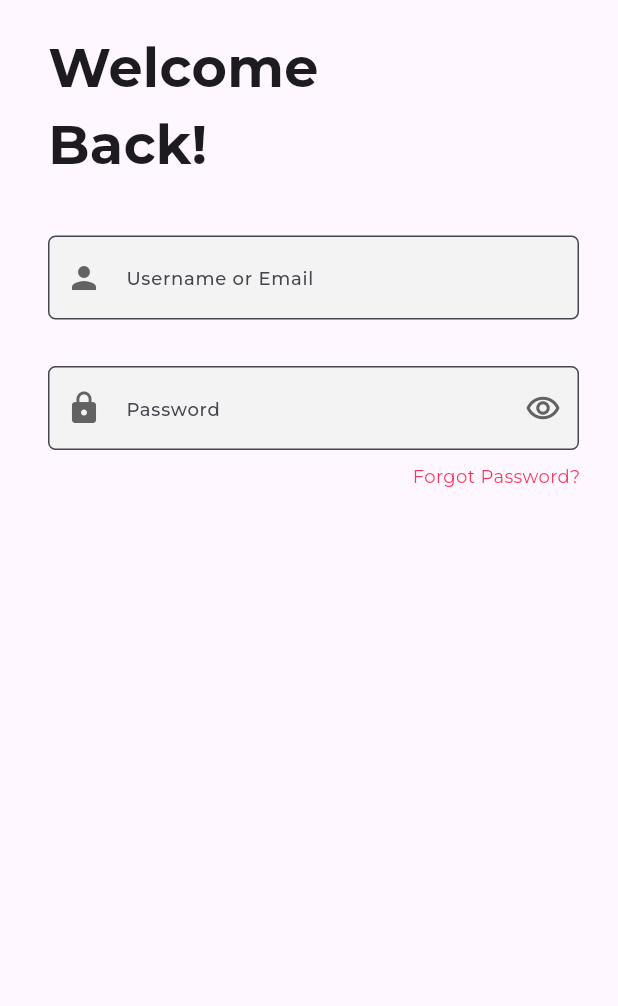
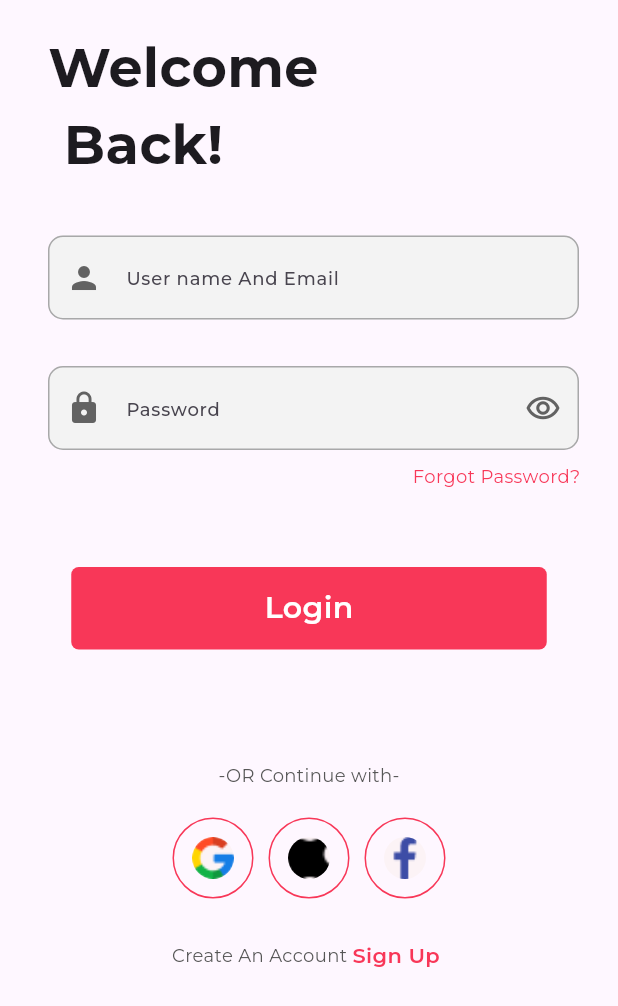
Before and after one commit to muhammedfaizal008/ecommerce_clone, a Flutter app: the LoginScreen screen opened directly, on a phone screen of 412 x 824 dp. Shown: the top 1006 px of the screen. Run offline on Flutter 3.47's test engine with Material 3 defaults, Android fonts, the phone set to English and light mode, and no system bars; our stand-ins replace google_fonts.

Commit message:
changed to widgets

```diff
--- a/lib/main.dart
+++ b/lib/main.dart
@@ -1,5 +1,6 @@
 // ignore_for_file: prefer_const_constructors
 
+import 'package:ecommerce_clone/view/login_screen/login_screen.dart';
 import 'package:ecommerce_clone/view/splash_screen/splash_screen.dart';
 import 'package:flutter/material.dart';
 
--- a/lib/utils/color_constants.dart
+++ b/lib/utils/color_constants.dart
@@ -4,4 +4,7 @@ class ColorConstants{
  static const Color PRIMARYCOLOR= Color(0xffF83758);
  static const Color GREYCOLOR= Color(0xffA8A8A9);
  static const Color GREYCOLORSHD2= Color(0xffC4C4C4);
+ static const Color GREYCOLORSHD3= Color(0xff575757);
+ static const Color CIRCLEFILL= Color(0xffFCF3F6);
+
 }
--- /dev/null
+++ b/lib/view/global_widgets/custom_button.dart
@@ -0,0 +1,27 @@
+import 'package:ecommerce_clone/utils/color_constants.dart';
+import 'package:flutter/material.dart';
+import 'package:google_fonts/google_fonts.dart';
+
+class Custombutton extends StatelessWidget {
+  const Custombutton({
+    super.key,
+  });
+
+  @override
+  Widget build(BuildContext context) {
+    return Center(
+      child: Container(
+        width: 317,
+        height: 55,
+        decoration: BoxDecoration(
+          color: ColorConstants.PRIMARYCOLOR,
+          borderRadius: BorderRadius.circular(5)
+        ),
+        child: Center(child: Text("Login",style: GoogleFonts.montserrat(
+          fontSize: 20,
+          fontWeight: FontWeight.w600,color: Colors.white
+        ),)),
+      ),
+    );
+  }
+}
--- /dev/null
+++ b/lib/view/global_widgets/custom_input_field.dart
@@ -0,0 +1,45 @@
+// ignore_for_file: prefer_const_constructors
+
+import 'package:ecommerce_clone/utils/color_constants.dart';
+import 'package:flutter/material.dart';
+import 'package:flutter/widgets.dart';
+import 'package:google_fonts/google_fonts.dart';
+
+class Custominputfield extends StatelessWidget {
+  String fieldname;
+  IconData? Iconname;
+  IconData? suffixIcon;
+   Custominputfield({required this.fieldname,this.Iconname,this.suffixIcon});
+
+  @override
+  Widget build(BuildContext context) {
+
+
+    return TextFormField(
+      decoration: InputDecoration(
+        filled: true,
+        fillColor: Color(0xffF3F3F3),
+        hintText: fieldname,
+        hintStyle: GoogleFonts.montserrat(
+          fontSize: 12,
+          fontWeight: FontWeight.w500
+        ),
+        enabled: true,
+        enabledBorder: OutlineInputBorder(
+          borderRadius: BorderRadius.circular(10),
+          borderSide: BorderSide(width: 1,
+          color: ColorConstants.GREYCOLOR
+          )
+        ),
+        prefixIcon: Icon(Iconname,color: Color(0xff626262),),
+        suffixIcon: Icon(suffixIcon,color: Color(0xff626262)),
+        border: OutlineInputBorder(
+          borderRadius: BorderRadius.circular(10),
+          borderSide: BorderSide(
+            color: ColorConstants.GREYCOLOR
+          )
+        )
+      ),
+    );
+  }
+}
--- /dev/null
+++ b/lib/view/global_widgets/social_media_logo.dart
@@ -0,0 +1,36 @@
+// ignore_for_file: prefer_const_constructors
+
+import 'package:ecommerce_clone/utils/color_constants.dart';
+import 'package:flutter/material.dart';
+
+class Socialmedialogo extends StatelessWidget {
+  String assets;
+   Socialmedialogo({
+    required this.assets
+
+  });
+
+  @override
+  Widget build(BuildContext context) {
+    return Container(
+      width: 54,
+      height: 54,
+      decoration: BoxDecoration(
+        shape: BoxShape.circle,
+        border: Border.all(
+          color: ColorConstants.PRIMARYCOLOR,
+          width: 1,
+        ),
+      ),
+      child: Padding(
+        padding: const EdgeInsets.all(12),
+        child: CircleAvatar(
+          backgroundColor: ColorConstants.CIRCLEFILL,
+          radius: 12,
+          backgroundImage:AssetImage(assets)
+
+        ),
+      ),
+    );
+  }
+}
--- a/lib/view/login_screen/login_screen.dart
+++ b/lib/view/login_screen/login_screen.dart
@@ -1,6 +1,9 @@
 // ignore_for_file: prefer_const_constructors, prefer_const_literals_to_create_immutables
 
 import 'package:ecommerce_clone/utils/color_constants.dart';
+import 'package:ecommerce_clone/view/global_widgets/custom_button.dart';
+import 'package:ecommerce_clone/view/global_widgets/custom_input_field.dart';
+import 'package:ecommerce_clone/view/global_widgets/social_media_logo.dart';
 import 'package:flutter/material.dart';
 import 'package:google_fonts/google_fonts.dart';
 
@@ -20,61 +23,22 @@ class _LoginScreenState extends State<LoginScreen> {
         children: [
           Padding(
             padding: const EdgeInsets.only(left:32,top: 19 ),
-            child: Text("Welcome",style: GoogleFonts.montserrat(
+            child: Text("Welcome \n Back!",style: GoogleFonts.montserrat(
               fontSize: 36,
               fontWeight: FontWeight.bold
             ),
             ),
           ),
-          Padding(
-            padding: const EdgeInsets.only(left:32),
-            child: Text("Back!",style: GoogleFonts.montserrat(
-                fontSize: 36,
-                fontWeight: FontWeight.bold
-              ),),
-          ),
+
           SizedBox(height: 36,),
           Padding(
             padding: const EdgeInsets.only(left:32,right: 26),
-            child: TextField(
-              decoration: InputDecoration(
-                filled: true,
-                fillColor: Color(0xffF3F3F3),
-                focusColor: ColorConstants.GREYCOLOR,
-                hintText: "Username or Email",
-                hintStyle: GoogleFonts.montserrat(
-                  fontSize: 12,
-                  fontWeight: FontWeight.w500
-                ),
-                prefixIcon: Icon(Icons.person,color: Color(0xff626262),),
-                border: OutlineInputBorder(
-                  borderRadius: BorderRadius.circular(5),
-                  borderSide: BorderSide(width: 1)
-                )
-              ),
-            ),
+            child: Custominputfield(fieldname: "User name And Email",Iconname: Icons.person,),
           ),
           SizedBox(height: 31,),
           Padding(
             padding: const EdgeInsets.only(left:32,right: 26),
-            child: TextField(
-              decoration: InputDecoration(
-                filled: true,
-                fillColor: Color(0xffF3F3F3),
-                focusColor: ColorConstants.GREYCOLOR,
-                hintText: "Password",
-                hintStyle: GoogleFonts.montserrat(
-                  fontSize: 12,
-                  fontWeight: FontWeight.w500
-                ),
-                suffixIcon: Icon(Icons.remove_red_eye_outlined,color: Color(0xff626262),),
-                prefixIcon: Icon(Icons.lock,color: Color(0xff626262),),
-                border: OutlineInputBorder(
-                  borderRadius: BorderRadius.circular(5),
-                  borderSide: BorderSide(width: 1)
-                )
-              ),
-            ),
+            child: Custominputfield(fieldname: "Password",Iconname: Icons.lock,suffixIcon: Icons.remove_red_eye_outlined,),
           ),
           Row(
             mainAxisAlignment: MainAxisAlignment.end,
@@ -89,7 +53,48 @@ class _LoginScreenState extends State<LoginScreen> {
               )
             ],
           ),
+          Padding(
+            padding: const EdgeInsets.only(left: 29,right: 29,top: 52),
+            child: Custombutton(),
+          ),
+          SizedBox(height:75,),
+          Center(child: Text("-OR Continue with-",style: GoogleFonts.montserrat(
+            fontSize: 12,
+            fontWeight: FontWeight.w400,
+            color: ColorConstants.GREYCOLORSHD3
+          ),)),
+          SizedBox(height:20,),
+          Row(
+            mainAxisAlignment: MainAxisAlignment.center,
+            children: [
+              Socialmedialogo(assets: "assets/images/Frame 4.png",),
+              SizedBox(width: 10,),
+              Socialmedialogo(assets:"assets/images/Group.png" ,),
+              SizedBox(width: 10,),
+              Socialmedialogo(assets: "assets/images/facebook-app-symbol 1.png",),
+            ],
+          ),
+          SizedBox(height: 28,),
+          Center(
+            child: Row(
+              mainAxisAlignment: MainAxisAlignment.center,
+              children: [
+                Text("Create An Account ",style: GoogleFonts.montserrat(
+                fontSize: 12,
+                fontWeight: FontWeight.w400,
+                color: ColorConstants.GREYCOLORSHD3
+                ),
+                ),
+                Text("Sign Up ",style: GoogleFonts.montserrat(
+                fontSize: 14,
+                fontWeight: FontWeight.w600,
+                color: ColorConstants.PRIMARYCOLOR,
 
+                ),
+                ),
+              ],
+            )
+          ),
         ],
       ),
     );
--- a/lib/view/onboarding_screen/onboarding_screen.dart
+++ b/lib/view/onboarding_screen/onboarding_screen.dart
@@ -40,7 +40,9 @@ class _OnboardingScreenState extends State<OnboardingScreen> {
         ),
         actions: [
           InkWell(
-            onTap: (){},
+            onTap: (){
+              Navigator.pushReplacement(context, MaterialPageRoute(builder: (context) => LoginScreen(),));
+            },
             child: Text("Skip",style: GoogleFonts.montserrat(
                     fontSize: 18,
                     fontWeight: FontWeight.w600,
@@ -50,7 +52,8 @@ class _OnboardingScreenState extends State<OnboardingScreen> {
           SizedBox(width: 17,)
         ],
       ),
-      body: Column(
+      body: Center(
+        child: Column(
           mainAxisAlignment: MainAxisAlignment.center,
           crossAxisAlignment: CrossAxisAlignment.center,
           children: [
@@ -78,6 +81,7 @@ class _OnboardingScreenState extends State<OnboardingScreen> {
 
           ],
         ),
+      ),
       bottomNavigationBar: Row(
             mainAxisAlignment: MainAxisAlignment.spaceBetween,
             children: [
@@ -98,7 +102,7 @@ class _OnboardingScreenState extends State<OnboardingScreen> {
                 padding: const EdgeInsets.only(right: 19,bottom: 22),
                 child: InkWell(
                   onTap: (){
-                    Navigator.push(context, MaterialPageRoute(builder: (context) => LoginScreen(),));
+
                   },
                   child: Text("Next",style: GoogleFonts.montserrat(
                     fontSize: 18,
```
Also changed, not shown: assets/images/Frame 4.png (added), assets/images/Group.png (added), assets/images/facebook-app-symbol 1.png (added). Lines whose indentation alone changed are shown as unchanged.
